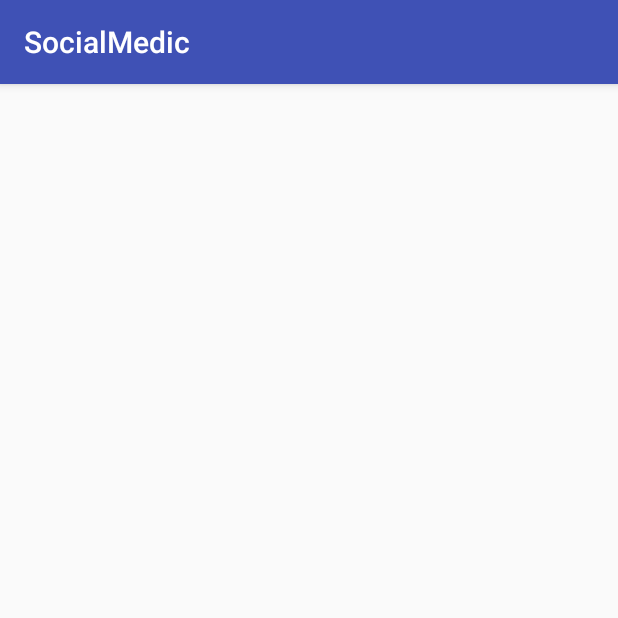
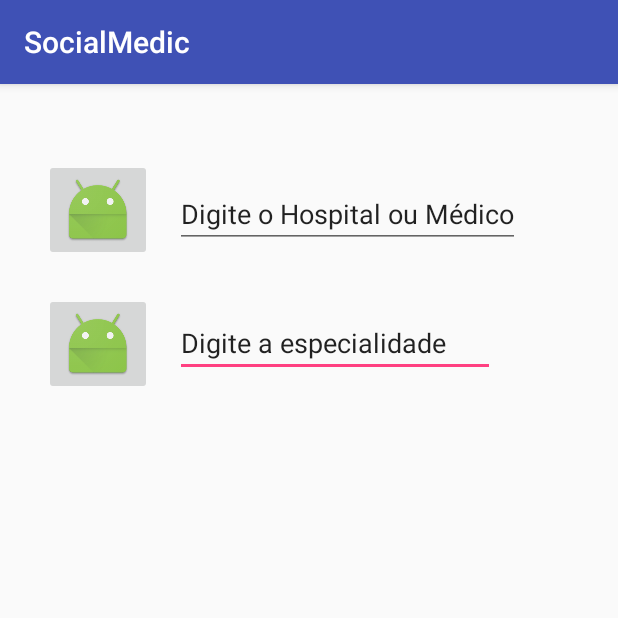
Before and after one commit to AdrianoModa/SocialMedic, an Android app: the TelaAvaliacao screen opened directly, with no data from a screen before it, on a phone screen of 412 x 824 dp, the top half of it. Run offline under Robolectric (Android 15) with nearby library versions, the phone set to English and light mode, and no system bars.

Commit message:
Atualização(Parcial) da Activity AVALIAÇÃO. Seria interessante retirar a opção AVALIAÇÃO da Activity MENU

```diff
--- a/app/src/main/res/layout/activity_tela_avaliacao.xml
+++ b/app/src/main/res/layout/activity_tela_avaliacao.xml
@@ -1,5 +1,6 @@
 <?xml version="1.0" encoding="utf-8"?>
 <RelativeLayout xmlns:android="http://schemas.android.com/apk/res/android"
+    xmlns:app="http://schemas.android.com/apk/res-auto"
     xmlns:tools="http://schemas.android.com/tools"
     android:id="@+id/activity_tela_avaliacao"
     android:layout_width="match_parent"
@@ -10,4 +11,52 @@
     android:paddingTop="@dimen/activity_vertical_margin"
     tools:context="com.example.androidc22.socialmedic.TelaAvaliacao">
 
+    <EditText
+        android:id="@+id/editText"
+        android:layout_width="wrap_content"
+        android:layout_height="wrap_content"
+        android:ems="10"
+        android:inputType="textPersonName"
+        android:text="Digite a especialidade"
+        android:layout_alignBottom="@+id/imageButton"
+        android:layout_alignLeft="@+id/editText2"
+        android:layout_alignStart="@+id/editText2"
+        android:layout_marginBottom="12dp" />
+
+    <EditText
+        android:id="@+id/editText2"
+        android:layout_width="230dp"
+        android:layout_height="wrap_content"
+        android:layout_marginTop="48dp"
+        android:ems="10"
+        android:inputType="textPersonName"
+        android:text="Digite o Hospital ou Médico"
+        android:layout_alignParentTop="true"
+        android:layout_toRightOf="@+id/imageButton"
+        android:layout_toEndOf="@+id/imageButton"
+        android:layout_marginLeft="15dp"
+        android:layout_marginStart="15dp" />
+
+    <ImageButton
+        android:id="@+id/imageButton"
+        android:layout_width="wrap_content"
+        android:layout_height="wrap_content"
+        app:srcCompat="@mipmap/ic_launcher"
+        android:layout_marginTop="21dp"
+        android:layout_below="@+id/imageButton2"
+        android:layout_alignLeft="@+id/imageButton2"
+        android:layout_alignStart="@+id/imageButton2" />
+
+    <ImageButton
+        android:id="@+id/imageButton2"
+        android:layout_width="wrap_content"
+        android:layout_height="wrap_content"
+        android:layout_alignParentLeft="true"
+        android:layout_alignParentStart="true"
+        android:layout_alignParentTop="true"
+        android:layout_marginLeft="13dp"
+        android:layout_marginStart="13dp"
+        android:layout_marginTop="34dp"
+        app:srcCompat="@mipmap/ic_launcher" />
+
 </RelativeLayout>
```
